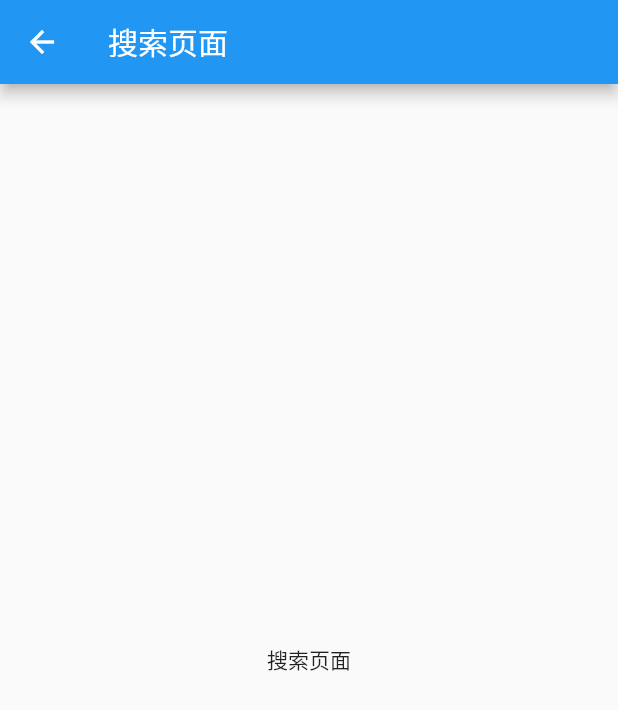
After one commit to youp-potato/flutterdemo07, a Flutter app: the screen it shows after launch, scrolled down 339 dp, after a tap on the "search" icon, on a phone screen of 412 x 824 dp. The commit adds this screen. Shown: the top 710 px of the screen. Run offline on Flutter 3.47's test engine with Material 2 defaults, Android fonts, the phone set to English and light mode, and no system bars.

Commit message:
普通跳转路由

```diff
--- /dev/null
+++ b/lib/pages/search.dart
@@ -0,0 +1,22 @@
+import 'package:flutter/material.dart';
+
+class SearchPage extends StatefulWidget{
+  const SearchPage({super.key});
+
+  @override
+  State<SearchPage> createState() => _SearchPageState();
+}
+
+class _SearchPageState extends State<SearchPage> {
+  @override
+  Widget build(BuildContext context) {
+    return Scaffold(
+      appBar: AppBar(
+        title: const Text("搜索页面"),
+      ),
+      body: const Center(
+        child: Text("搜索页面"),
+      ),
+    );
+  }
+}
--- a/lib/pages/tabs.dart
+++ b/lib/pages/tabs.dart
@@ -4,6 +4,7 @@ import './tabs/category.dart';
 import './tabs/message.dart';
 import './tabs/setting.dart';
 import './tabs/user.dart';
+import 'search.dart';
 
 class Tabs extends StatefulWidget {
   const Tabs({super.key});
@@ -21,11 +22,26 @@ class _TabsState extends State<Tabs> {
     SettingPage(),
     UserPage()
   ];
+
   @override
   Widget build(BuildContext context) {
     return Scaffold(
-      appBar: AppBar(title: const Text("Flutter App")),
-      drawer:  Drawer(   //侧边栏组件 支持手指滑动
+      appBar: AppBar(
+        title: const Text("Flutter App"),
+        actions: [
+          IconButton(
+            icon: const Icon(Icons.search),
+            onPressed: () {
+              Navigator.of(context).push(MaterialPageRoute(builder: (BuildContext context) {
+                //普通路由跳转
+                return const SearchPage(); //跳转到搜索界面
+              }));
+            },
+          ),
+        ],
+      ),
+      drawer: Drawer(
+        //侧边栏组件 支持手指滑动
         child: Column(
           children: [
             Row(
@@ -58,10 +74,12 @@ class _TabsState extends State<Tabs> {
                     //   image: DecorationImage(image: NetworkImage("https://www.itying.com/images/flutter/2.png"),fit: BoxFit.cover)
                     // ),
                     currentAccountPicture: const CircleAvatar(
-                      backgroundImage: NetworkImage("https://www.itying.com/images/flutter/2.png"),
+                      backgroundImage: NetworkImage(
+                          "https://www.itying.com/images/flutter/2.png"),
                     ),
                     otherAccountsPictures: [
-                      Image.network("https://www.itying.com/images/flutter/3.png"),
+                      Image.network(
+                          "https://www.itying.com/images/flutter/3.png"),
                     ],
                   ),
                 )
@@ -85,10 +103,13 @@ class _TabsState extends State<Tabs> {
       ),
       body: _pages[_currentIndex],
       bottomNavigationBar: BottomNavigationBar(
-          fixedColor: Colors.red, //选中的颜色
+          fixedColor: Colors.red,
+          //选中的颜色
           // iconSize:35,           //底部菜单大小
-          currentIndex: _currentIndex, //第几个菜单选中
-          type: BottomNavigationBarType.fixed, //如果底部有4个或者4个以上的菜单的时候就需要配置这个参数
+          currentIndex: _currentIndex,
+          //第几个菜单选中
+          type: BottomNavigationBarType.fixed,
+          //如果底部有4个或者4个以上的菜单的时候就需要配置这个参数
           onTap: (index) {
             //点击菜单触发的方法
             //注意
@@ -104,26 +125,27 @@ class _TabsState extends State<Tabs> {
             BottomNavigationBarItem(icon: Icon(Icons.people), label: "用户")
           ]),
       floatingActionButton: Container(
-        height: 60,  //调整FloatingActionButton的大小
+        height: 60,
+        //调整FloatingActionButton的大小
         width: 60,
         padding: const EdgeInsets.all(5),
-        margin: const EdgeInsets.only(top: 5),  //调整FloatingActionButton的位置
+        margin: const EdgeInsets.only(top: 5),
+        //调整FloatingActionButton的位置
         decoration: BoxDecoration(
           color: Colors.white,
           borderRadius: BorderRadius.circular(30),
         ),
         child: FloatingActionButton(
-            backgroundColor:_currentIndex == 2 ? Colors.red : Colors.blue,
+            backgroundColor: _currentIndex == 2 ? Colors.red : Colors.blue,
             child: const Icon(Icons.add),
             onPressed: () {
               setState(() {
-                _currentIndex=2;
+                _currentIndex = 2;
               });
-            }
-        ),
+            }),
       ),
       floatingActionButtonLocation:
-      FloatingActionButtonLocation.centerDocked, //配置浮动按钮的位置
+          FloatingActionButtonLocation.centerDocked, //配置浮动按钮的位置
     );
   }
 }
--- a/lib/pages/tabs/home.dart
+++ b/lib/pages/tabs/home.dart
@@ -42,6 +42,7 @@ class _HomePageState extends State<HomePage>
         //可以配置AppBar的高度
         preferredSize: const Size.fromHeight(40),
         child: AppBar(
+
             elevation: 1,
             backgroundColor: Colors.white,
             title: SizedBox(
```
Also changed, not shown: lib/pages/form.dart (added, +22 -0 lines).
